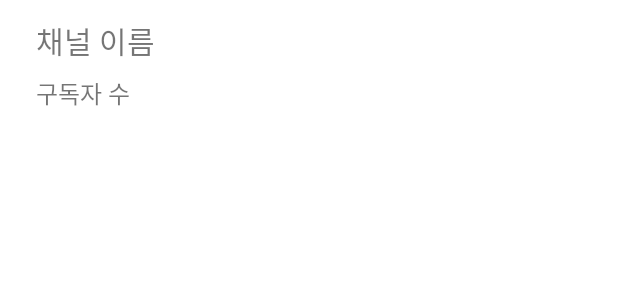
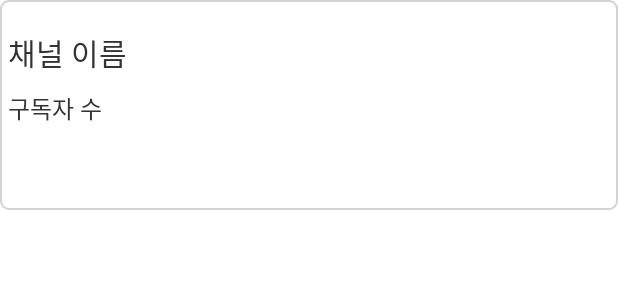
Before and after one commit to Hackaton-Searcher/Searcher-Android, an Android app: the layout channel_item.xml on its own in the app's theme, with its tools: preview values and no code run, on a phone screen of 412 x 824 dp. Shown: the top 300 px of the screen. Run offline under Robolectric (Android 15) with nearby library versions, the phone set to English and light mode, and no system bars.

Commit message:
Style : XML 수정

```diff
--- a/app/src/main/java/kr/hs/dgsw/hackathon/searcher_android/model/response/YoutuberData.kt
+++ b/app/src/main/java/kr/hs/dgsw/hackathon/searcher_android/model/response/YoutuberData.kt
@@ -4,5 +4,5 @@ data class YoutuberData(
     val channelTitle : String,
     val thumbnails : String,
     val totalView : String,
-    val totalSubscribers : String,
+    val totalSubscribers : String
 )
--- /dev/null
+++ b/app/src/main/java/kr/hs/dgsw/hackathon/searcher_android/viewmodel/item/ChannelItemViewModel.kt
@@ -0,0 +1,6 @@
+package kr.hs.dgsw.hackathon.searcher_android.viewmodel.item
+
+import kr.hs.dgsw.hackathon.searcher_android.base.BaseViewModel
+
+class ChannelItemViewModel : BaseViewModel() {
+}
--- a/app/src/main/res/layout/activity_main.xml
+++ b/app/src/main/res/layout/activity_main.xml
@@ -32,6 +32,9 @@
                 android:layout_height="match_parent"
                 android:textColor="@color/light_black"
                 android:textSize="16sp"
+                android:textColorHighlight="@color/light_black"
+                android:fontFamily="@font/notosans_medium"
+                android:includeFontPadding="false"
                 android:background="@null"
                 android:hint="Youtube Channel 검색"/>
 
@@ -55,6 +58,7 @@
             android:layout_width="match_parent"
             android:layout_height="0dp"
             android:layout_weight="1"
+            tools:listitem="@layout/channel_item"
             android:layout_marginTop="30dp"
             android:layout_marginHorizontal="20dp"
             app:layoutManager="androidx.recyclerview.widget.LinearLayoutManager"
--- a/app/src/main/res/layout/channel_item.xml
+++ b/app/src/main/res/layout/channel_item.xml
@@ -7,40 +7,57 @@
 
     </data>
 
-    <androidx.constraintlayout.widget.ConstraintLayout
+    <LinearLayout
         android:layout_width="match_parent"
-        android:layout_height="wrap_content"
-        android:paddingTop="12dp"
-        android:paddingBottom="24dp"
-        android:layout_marginRight="24dp"
-        android:layout_marginLeft="24dp">
+        android:layout_height="140dp"
+        android:orientation="horizontal"
+        android:background="@drawable/radius_background"
+        android:layout_marginBottom="20dp">
+
+        <LinearLayout
+            android:orientation="vertical"
+            android:layout_width="0dp"
+            android:layout_weight="1"
+            android:layout_marginStart="5dp"
+            android:layout_height="match_parent">
 
         <TextView
-            android:id="@+id/textView2"
+            android:id="@+id/tv_channel_name"
             android:layout_width="wrap_content"
             android:layout_height="wrap_content"
             android:textSize="20sp"
+            android:layout_marginTop="20dp"
+            android:ellipsize="end"
+            android:fontFamily="@font/notosans_bold"
+            android:includeFontPadding="false"
+            android:textColor="@color/light_black"
             app:layout_constraintStart_toStartOf="parent"
             app:layout_constraintTop_toTopOf="parent"
             tools:text="채널 이름" />
 
         <TextView
-            android:id="@+id/textView"
+            android:id="@+id/tv_subscriber"
             android:layout_width="wrap_content"
             android:layout_height="wrap_content"
-            android:layout_marginTop="8dp"
+            android:fontFamily="@font/notosans_medium"
             android:textSize="16sp"
+            android:layout_marginTop="10dp"
+            android:includeFontPadding="false"
+            android:textColor="@color/light_black"
             app:layout_constraintBottom_toBottomOf="parent"
             app:layout_constraintStart_toStartOf="parent"
-            app:layout_constraintTop_toBottomOf="@+id/textView2"
+            app:layout_constraintTop_toBottomOf="@+id/tv_channel_name"
             tools:text="구독자 수" />
 
+        </LinearLayout>
+
         <ImageView
-            android:layout_width="50dp"
-            android:layout_height="50dp"
-            android:layout_marginEnd="16dp"
+            android:layout_width="90dp"
+            android:layout_height="90dp"
+            android:layout_marginEnd="10dp"
+            android:layout_gravity="center"
             app:layout_constraintBottom_toBottomOf="parent"
             app:layout_constraintEnd_toEndOf="parent"
             app:layout_constraintTop_toTopOf="parent" />
-    </androidx.constraintlayout.widget.ConstraintLayout>
+    </LinearLayout>
 </layout>
```
Also changed, not shown: 2 other files.
